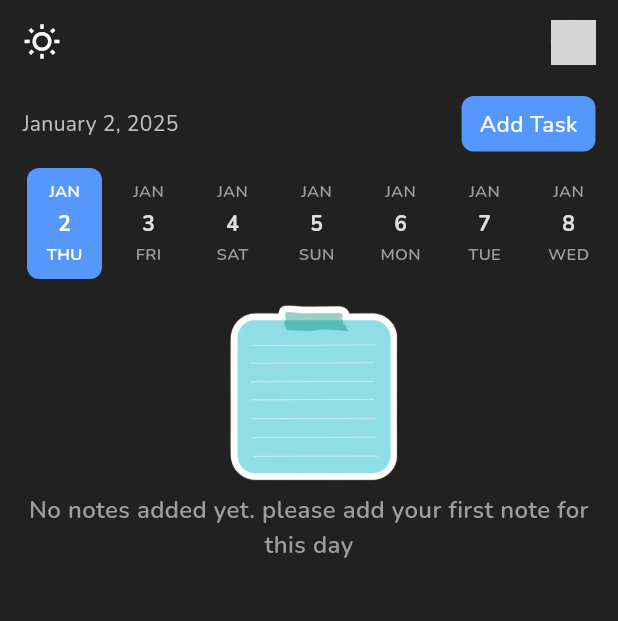
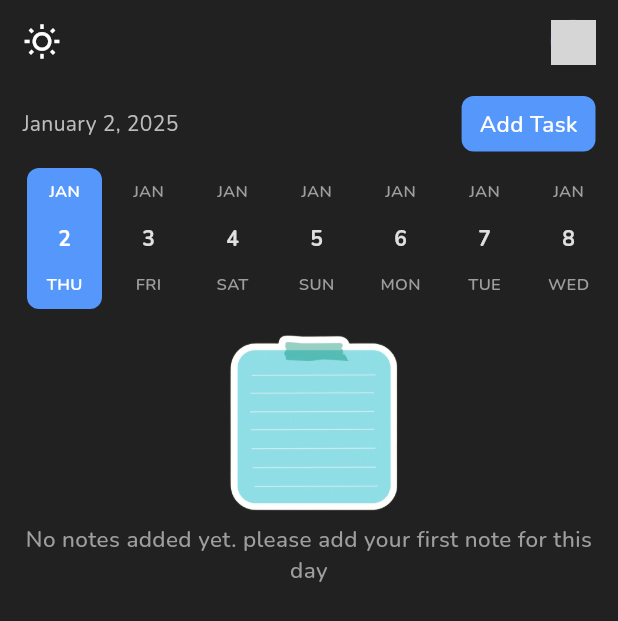
Before and after one commit to mhmoudGamea/notify, a Flutter app: the screen it shows after launch, on a phone screen of 412 x 824 dp. Shown: the top 621 px of the screen. Run offline on Flutter 3.47's test engine with Material 3 defaults, Android fonts, the phone set to English and light mode, and no system bars; drawn by our look-alikes of date_picker_timeline, flutter_neumorphic; our stand-ins replace dartz, flutter_bloc, flutter_local_notifications, flutter_staggered_animations, get_it, go_router and 4 more; accounts and stored records are empty; grey boxes are pictures that could not be loaded.

Commit message:
Adjust date section height and add logging

```diff
--- a/lib/features/notify/presentation/views/widgets/date_section.dart
+++ b/lib/features/notify/presentation/views/widgets/date_section.dart
@@ -1,3 +1,5 @@
+import 'dart:developer';
+
 import 'package:flutter/material.dart';
 import 'package:date_picker_timeline/date_picker_timeline.dart';
 import 'package:flutter_bloc/flutter_bloc.dart';
@@ -12,11 +14,12 @@ class DateSection extends StatelessWidget {
 
   @override
   Widget build(BuildContext context) {
+    log(DateTime.now().toIso8601String());
     return Padding(
       padding: const EdgeInsets.only(left: 15),
       child: DatePicker(
         DateTime.now(),
-        height: 80,
+        height: 100,
         width: 50,
         selectionColor: AppTheme.darkBlue,
         selectedTextColor: Colors.white,
--- a/lib/features/notify/presentation/views/widgets/no_notes.dart
+++ b/lib/features/notify/presentation/views/widgets/no_notes.dart
@@ -17,7 +17,7 @@ class NoNotes extends StatelessWidget {
             Image.asset(Assets.imagesNoNote, width: 200),
             Text(
               message,
-              style: Styles.title16Light.copyWith(fontWeight: FontWeight.w600),
+              style: Styles.title15Light.copyWith(color: Colors.grey),
               textAlign: TextAlign.center,
             ),
           ],
```
